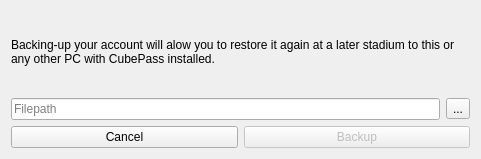
The window that cubepass/backupaccount.ui (kobus-v-schoor/cubepass) describes before a commit, drawn with Qt 5.
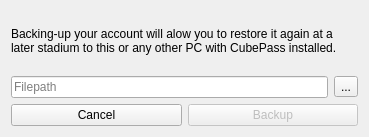
The same window after the commit. Icons and pictures are not drawn.

Diff of the .ui file:
```diff
--- a/cubepass/backupaccount.ui
+++ b/cubepass/backupaccount.ui
@@ -6,8 +6,8 @@
    <rect>
     <x>0</x>
     <y>0</y>
-    <width>481</width>
-    <height>159</height>
+    <width>369</width>
+    <height>137</height>
    </rect>
   </property>
   <property name="windowTitle">
```
Left out of the diff: 3 changed lines with no effect on the pictures.
